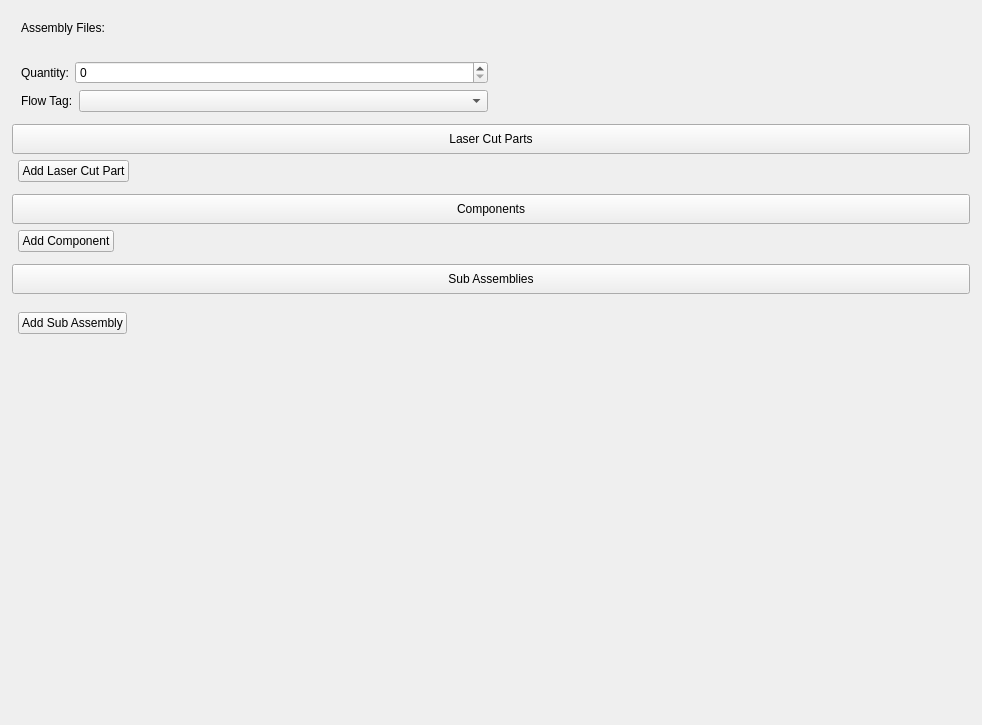
TheCodingJsoftware/Invigo, file ui/widgets/assembly_widget.ui: the form before one commit.
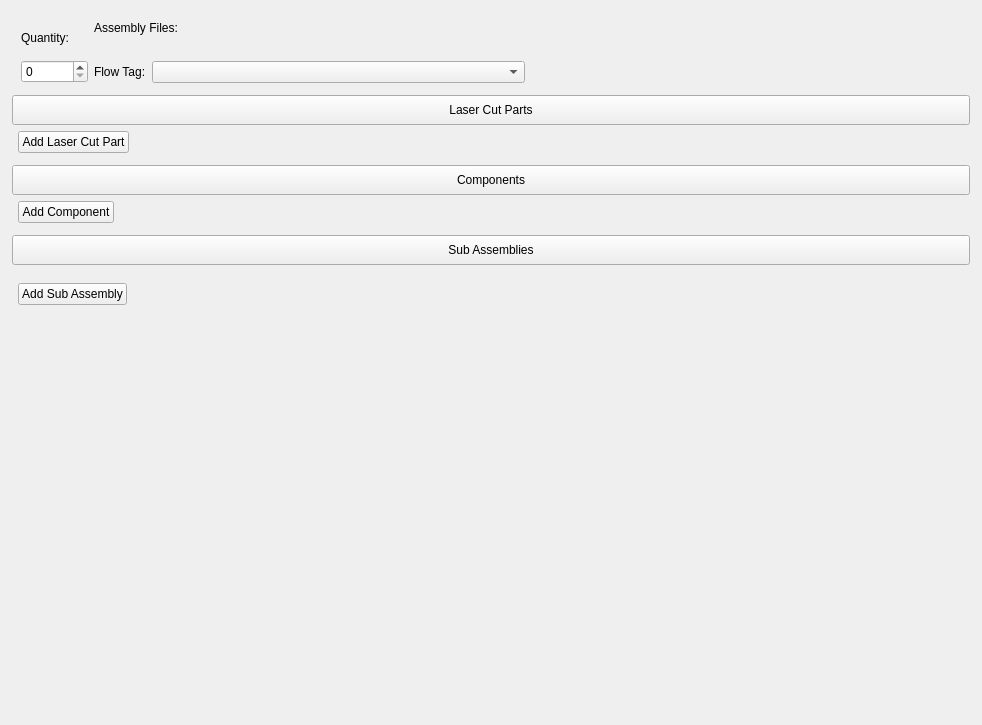
The form after the commit.

Commit message: save for job widget left panel toolboxes

Patch:
```diff
--- a/ui/widgets/assembly_widget.ui
+++ b/ui/widgets/assembly_widget.ui
@@ -77,7 +77,43 @@
             <number>6</number>
            </property>
            <item>
-            <layout class="QVBoxLayout" name="image_layout"/>
+            <layout class="QVBoxLayout" name="verticalLayout_13">
+             <item>
+              <layout class="QVBoxLayout" name="image_layout"/>
+             </item>
+             <item>
+              <widget class="QLabel" name="label_3">
+               <property name="text">
+                <string>Quantity:</string>
+               </property>
+               <property name="buddy">
+                <cstring>doubleSpinBox_quantity</cstring>
+               </property>
+              </widget>
+             </item>
+             <item>
+              <widget class="QDoubleSpinBox" name="doubleSpinBox_quantity">
+               <property name="toolTip">
+                <string>Quantity multiplier</string>
+               </property>
+               <property name="buttonSymbols">
+                <enum>QAbstractSpinBox::ButtonSymbols::UpDownArrows</enum>
+               </property>
+               <property name="specialValueText">
+                <string/>
+               </property>
+               <property name="decimals">
+                <number>0</number>
+               </property>
+               <property name="maximum">
+                <double>999999999999999.000000000000000</double>
+               </property>
+               <property name="stepType">
+                <enum>QAbstractSpinBox::StepType::AdaptiveDecimalStepType</enum>
+               </property>
+              </widget>
+             </item>
+            </layout>
            </item>
            <item>
             <layout class="QVBoxLayout" name="verticalLayout_15">
@@ -108,39 +144,6 @@
                </item>
               </layout>
              </item>
-             <item>
-              <layout class="QHBoxLayout" name="horizontalLayout_5" stretch="0,1">
-               <item>
-                <widget class="QLabel" name="label_3">
-                 <property name="text">
-                  <string>Quantity:</string>
-                 </property>
-                 <property name="buddy">
-                  <cstring>doubleSpinBox_quantity</cstring>
-                 </property>
-                </widget>
-               </item>
-               <item>
-                <widget class="QDoubleSpinBox" name="doubleSpinBox_quantity">
-                 <property name="toolTip">
-                  <string>Quantity multiplier</string>
-                 </property>
-                 <property name="specialValueText">
-                  <string/>
-                 </property>
-                 <property name="decimals">
-                  <number>0</number>
-                 </property>
-                 <property name="maximum">
-                  <double>999999999999999.000000000000000</double>
-                 </property>
-                 <property name="stepType">
-                  <enum>QAbstractSpinBox::StepType::AdaptiveDecimalStepType</enum>
-                 </property>
-                </widget>
-               </item>
-              </layout>
-             </item>
              <item>
               <layout class="QHBoxLayout" name="horizontalLayout_2" stretch="0,1">
                <item>
```
The commit also changes 3 other files.
